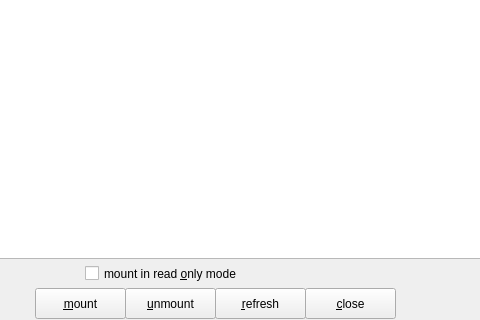
Old version of the form zuluMount-gui/mainwindow.ui in the repository mhogomchungu/zuluCrypt; both pictures show x 185 to 665 and y 89 to 409 of the 801 by 409 pixel window.
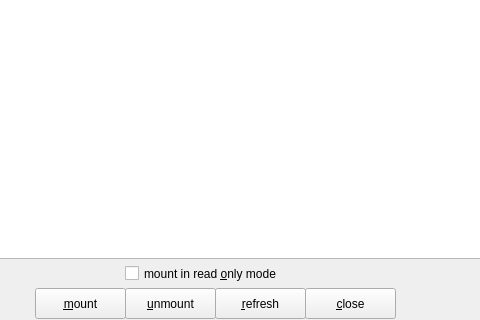
New version of the form.

```diff
--- a/zuluMount-gui/mainwindow.ui
+++ b/zuluMount-gui/mainwindow.ui
@@ -137,7 +137,7 @@
    <widget class="QCheckBox" name="cbReadOnly">
     <property name="geometry">
      <rect>
-      <x>270</x>
+      <x>310</x>
       <y>330</y>
       <width>271</width>
       <height>31</height>
```
